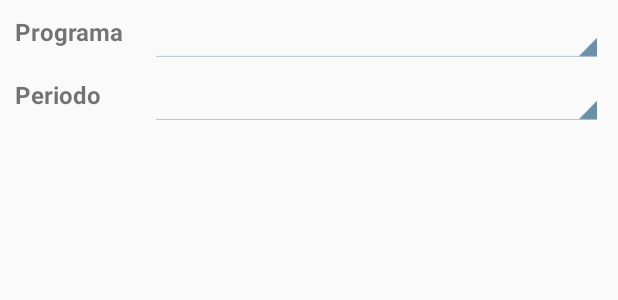
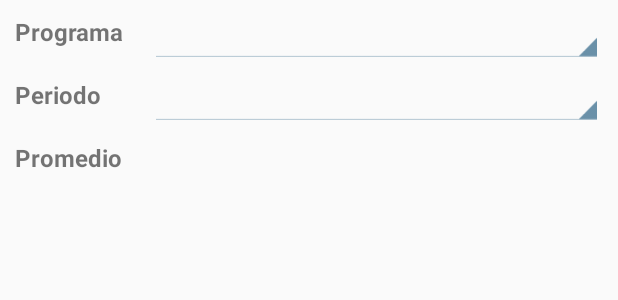
Before and after one commit to Unisabaneta/UnisabanetaApp, an Android app: the layout fragmento_notas.xml on its own in the app's theme, with its tools: preview values and no code run, on a phone screen of 412 x 824 dp. Shown: the top 300 px of the screen. Run offline under Robolectric (Android 15) with nearby library versions, the phone set to English and light mode, and no system bars.

Commit message:
Add files via upload

```diff
--- a/app/src/main/res/layout/fragmento_notas.xml
+++ b/app/src/main/res/layout/fragmento_notas.xml
@@ -61,6 +61,32 @@
             android:textSize="12dp" />
     </LinearLayout>
 
+    <LinearLayout
+        android:layout_width="match_parent"
+        android:layout_height="wrap_content"
+        android:layout_marginTop="10dp"
+        android:orientation="horizontal">
+
+        <TextView
+            android:layout_width="80dp"
+            android:layout_height="wrap_content"
+            android:layout_marginLeft="10dp"
+            android:text="Promedio"
+            android:textSize="16sp"
+            android:textStyle="bold" />
+
+        <TextView
+            android:id="@+id/textPromedio"
+            android:layout_width="match_parent"
+            android:layout_height="wrap_content"
+            android:layout_marginLeft="10dp"
+            android:layout_marginRight="10dp"
+            android:backgroundTint="@color/colorPrimary"
+            android:popupBackground="@color/white"
+            android:textSize="16sp" />
+
+    </LinearLayout>
+
     <android.support.v7.widget.RecyclerView
 
         android:id="@+id/recicladorNotas"
--- a/app/src/main/res/values/strings.xml
+++ b/app/src/main/res/values/strings.xml
@@ -71,9 +71,12 @@
     <!--string name="NAMESPACE">http://tempuri.org/</string>
     <string name="URL">http://serviciowebunisabaneta3.azurewebsites.net/WebService1.asmx</string-->
 
+    <string name="User_SOAP">CaeqUnisab</string>
+    <string name="Pass_SOAP">rr2ily3x3y3hxw9vfldq0wqrzzuk7jmy</string>
+
     <string name="NAMESPACE">http://tempuri.org/</string>
     <string name="URL">http://virtual.unisabaneta.edu.co:8041/WSUnisabanetaMovil.asmx</string>
     <string name="URL_noticias">http://virtual.unisabaneta.edu.co:8046/WebServiceNews.asmx</string>
-
+    <!--<string name="URL_noticias">http://192.168.6.116:5000/WebServiceNews.asmx</string>-->
 
 </resources>
```
Also changed, not shown: app/src/main/res/anim/in_from_left.xml (line endings or trailing spaces), app/src/main/res/anim/in_from_right.xml (line endings or trailing spaces), app/src/main/res/anim/out_to_left.xml (line endings or trailing spaces), app/src/main/res/anim/out_to_right.xml (line endings or trailing spaces), app/src/main/res/menu/activity_main_drawer.xml (line endings or trailing spaces), app/src/main/res/menu/main.xml (line endings or trailing spaces), app/src/main/res/mipmap-hdpi/ic_launcher.png, app/src/main/res/mipmap-mdpi/ic_launcher.png, app/src/main/res/mipmap-xhdpi/ic_launcher.png, app/src/main/res/mipmap-xxhdpi/ic_launcher.png, app/src/main/res/mipmap-xxxhdpi/ic_launcher.png, app/src/main/res/values/colors.xml (line endings or trailing spaces), app/src/main/res/values/dimens.xml (line endings or trailing spaces), app/src/main/res/values/drawables.xml (line endings or trailing spaces), 1 more files.
